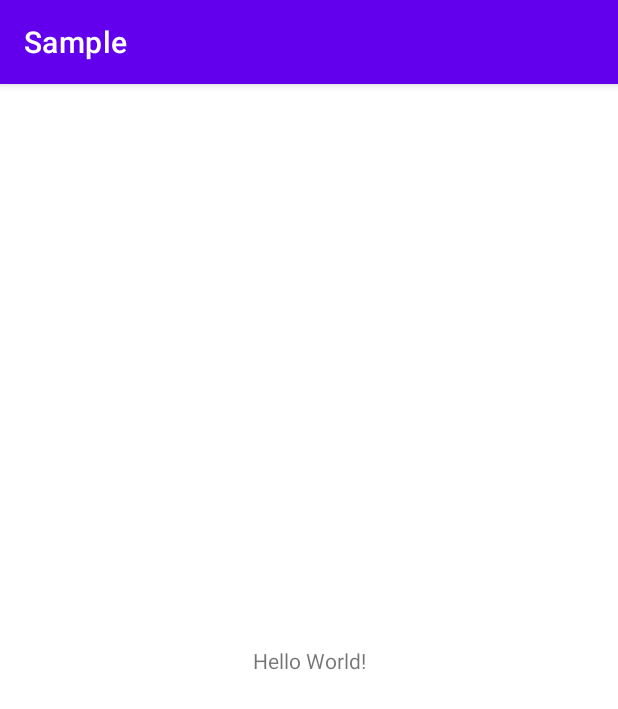
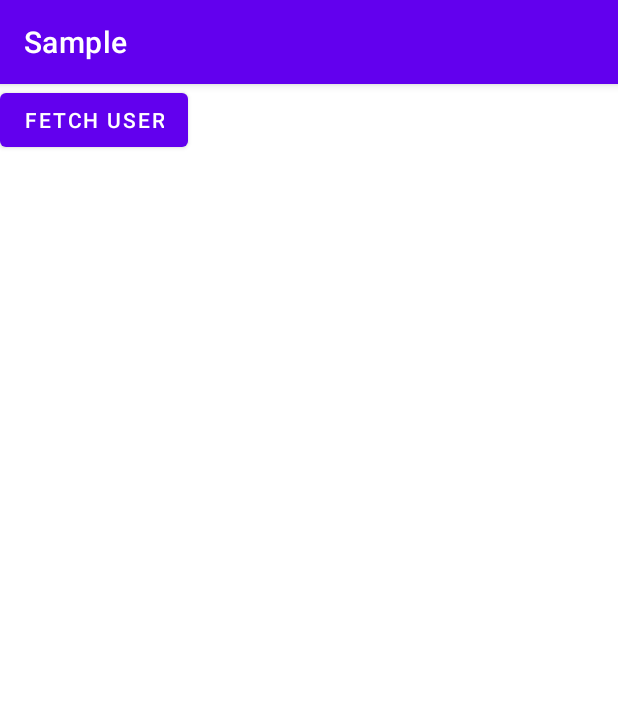
Before and after one commit to DraganVojvodicDA/MultiTypeJsonParser, an Android app: the screen it shows after launch (MainActivity), on a phone screen of 412 x 824 dp. Shown: the top 709 px of the screen. Run offline under Robolectric (Android 15) with nearby library versions, the phone set to English and light mode, and no system bars.

Commit message:
Retrofit dependencies added, RestApi created, RestCallback created

```diff
--- a/app/build.gradle
+++ b/app/build.gradle
@@ -42,4 +42,9 @@ dependencies {
     testImplementation 'junit:junit:4.+'
     androidTestImplementation 'androidx.test.ext:junit:1.1.2'
     androidTestImplementation 'androidx.test.espresso:espresso-core:3.3.0'
+
+    //Retrofit
+    implementation 'com.squareup.retrofit2:retrofit:2.9.0'
+    implementation 'com.squareup.retrofit2:converter-gson:2.9.0'
+    implementation 'com.squareup.okhttp3:logging-interceptor:4.7.2'
 }
--- a/app/src/main/AndroidManifest.xml
+++ b/app/src/main/AndroidManifest.xml
@@ -1,6 +1,8 @@
 <?xml version="1.0" encoding="utf-8"?>
 <manifest xmlns:android="http://schemas.android.com/apk/res/android"
     package="com.vojvodic.sample">
+
+    <uses-permission android:name="android.permission.INTERNET" />
 
     <application
         android:allowBackup="true"
--- a/app/src/main/java/com/vojvodic/sample/MainActivity.kt
+++ b/app/src/main/java/com/vojvodic/sample/MainActivity.kt
@@ -2,10 +2,36 @@ package com.vojvodic.sample
 
 import androidx.appcompat.app.AppCompatActivity
 import android.os.Bundle
+import android.widget.Button
+import com.vojvodic.sample.model.User
+import com.vojvodic.sample.model.base.BaseResponse
+import com.vojvodic.sample.model.base.Error
+import com.vojvodic.sample.networking.RestApi
+import com.vojvodic.sample.networking.RestCallback
+import com.vojvodic.sample.networking.services.UserService
 
 class MainActivity : AppCompatActivity() {
     override fun onCreate(savedInstanceState: Bundle?) {
         super.onCreate(savedInstanceState)
         setContentView(R.layout.activity_main)
+
+        val fetchUserBtn: Button = findViewById(R.id.fetchUser)
+
+        fetchUserBtn.setOnClickListener {
+            fetchUser()
+        }
+    }
+
+    private fun fetchUser() {
+        RestApi.service(UserService::class.java).getUser()
+            .enqueue(object : RestCallback<BaseResponse<User>>() {
+                override fun onSuccess(response: BaseResponse<User>) {
+
+                }
+
+                override fun onError(description: String?, error: Error?) {
+
+                }
+            })
     }
 }
--- /dev/null
+++ b/app/src/main/java/com/vojvodic/sample/networking/services/UserService.kt
@@ -0,0 +1,16 @@
+package com.vojvodic.sample.networking.services
+
+import com.vojvodic.sample.common.Constants
+import com.vojvodic.sample.model.User
+import com.vojvodic.sample.model.base.BaseResponse
+import retrofit2.Call
+import retrofit2.http.GET
+import retrofit2.http.Headers
+
+interface UserService {
+
+    @Headers(Constants.CONTENT_TYPE_APP_JSON, Constants.ACCEPT)
+    @GET(Constants.USER)
+    fun getUser(): Call<BaseResponse<User>>
+
+}
--- a/app/src/main/res/layout/activity_main.xml
+++ b/app/src/main/res/layout/activity_main.xml
@@ -1,18 +1,15 @@
 <?xml version="1.0" encoding="utf-8"?>
-<androidx.constraintlayout.widget.ConstraintLayout xmlns:android="http://schemas.android.com/apk/res/android"
-    xmlns:app="http://schemas.android.com/apk/res-auto"
+<LinearLayout xmlns:android="http://schemas.android.com/apk/res/android"
     xmlns:tools="http://schemas.android.com/tools"
     android:layout_width="match_parent"
     android:layout_height="match_parent"
+    android:orientation="vertical"
     tools:context=".MainActivity">
 
-    <TextView
+    <Button
+        android:id="@+id/fetchUser"
         android:layout_width="wrap_content"
         android:layout_height="wrap_content"
-        android:text="Hello World!"
-        app:layout_constraintBottom_toBottomOf="parent"
-        app:layout_constraintLeft_toLeftOf="parent"
-        app:layout_constraintRight_toRightOf="parent"
-        app:layout_constraintTop_toTopOf="parent" />
+        android:text="@string/fetch_user" />
 
-</androidx.constraintlayout.widget.ConstraintLayout>
+</LinearLayout>
--- a/app/src/main/res/values/strings.xml
+++ b/app/src/main/res/values/strings.xml
@@ -1,3 +1,8 @@
 <resources>
     <string name="app_name">Sample</string>
+
+
+
+    <string name="fetch_user">Fetch user</string>
+
 </resources>
```
Also changed, not shown: app/src/main/java/com/vojvodic/sample/common/Constants.kt (+18 -0 lines), app/src/main/java/com/vojvodic/sample/model/User.kt (added, +12 -0 lines), app/src/main/java/com/vojvodic/sample/model/base/Error.kt (added, +8 -0 lines), app/src/main/java/com/vojvodic/sample/networking/RestApi.kt (added, +36 -0 lines), app/src/main/java/com/vojvodic/sample/networking/RestCallback.kt (added, +36 -0 lines).
